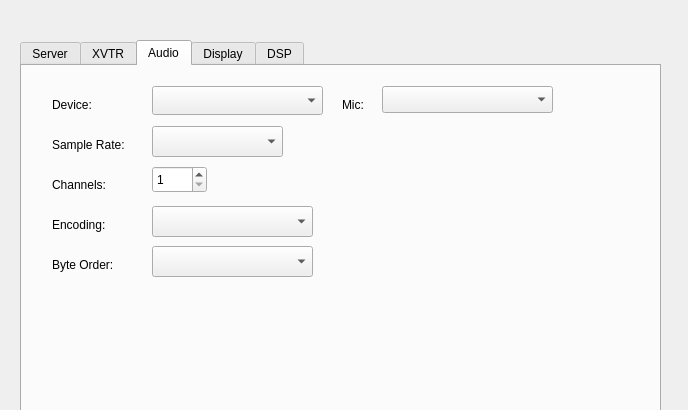
Old version of the form trunk/src/QtRadio/Configure.ui in the repository alexlee188/ghpsdr3-alex.
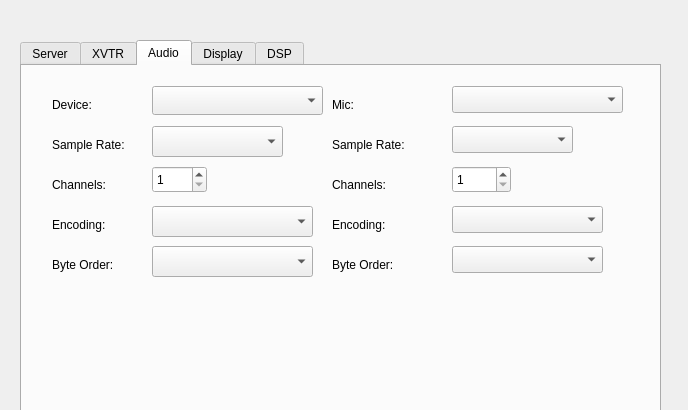
New version of the form. The open tabs and pages were chosen to show the change.

Commit message: GUI for selecting Mic device with samplerate, channels and Endian

Patch:
```diff
--- a/trunk/src/QtRadio/Configure.ui
+++ b/trunk/src/QtRadio/Configure.ui
@@ -414,7 +414,7 @@
     <widget class="QLabel" name="label_28">
      <property name="geometry">
       <rect>
-       <x>320</x>
+       <x>310</x>
        <y>30</y>
        <width>41</width>
        <height>17</height>
@@ -427,13 +427,111 @@
     <widget class="QComboBox" name="MicComboBox">
      <property name="geometry">
       <rect>
-       <x>360</x>
+       <x>430</x>
        <y>20</y>
        <width>171</width>
        <height>27</height>
       </rect>
      </property>
     </widget>
+    <widget class="QLabel" name="label_29">
+     <property name="geometry">
+      <rect>
+       <x>310</x>
+       <y>70</y>
+       <width>91</width>
+       <height>17</height>
+      </rect>
+     </property>
+     <property name="text">
+      <string>Sample Rate:</string>
+     </property>
+    </widget>
+    <widget class="QComboBox" name="MicSampleRateComboBox">
+     <property name="geometry">
+      <rect>
+       <x>430</x>
+       <y>60</y>
+       <width>121</width>
+       <height>27</height>
+      </rect>
+     </property>
+    </widget>
+    <widget class="QLabel" name="label_30">
+     <property name="geometry">
+      <rect>
+       <x>310</x>
+       <y>110</y>
+       <width>71</width>
+       <height>17</height>
+      </rect>
+     </property>
+     <property name="text">
+      <string>Channels:</string>
+     </property>
+    </widget>
+    <widget class="QSpinBox" name="MicChannelsSpinBox">
+     <property name="geometry">
+      <rect>
+       <x>430</x>
+       <y>100</y>
+       <width>59</width>
+       <height>27</height>
+      </rect>
+     </property>
+     <property name="minimum">
+      <number>1</number>
+     </property>
+     <property name="maximum">
+      <number>2</number>
+     </property>
+    </widget>
+    <widget class="QLabel" name="label_31">
+     <property name="geometry">
+      <rect>
+       <x>310</x>
+       <y>190</y>
+       <width>81</width>
+       <height>17</height>
+      </rect>
+     </property>
+     <property name="text">
+      <string>Byte Order:</string>
+     </property>
+    </widget>
+    <widget class="QLabel" name="label_32">
+     <property name="geometry">
+      <rect>
+       <x>310</x>
+       <y>150</y>
+       <width>71</width>
+       <height>17</height>
+      </rect>
+     </property>
+     <property name="text">
+      <string>Encoding:</string>
+     </property>
+    </widget>
+    <widget class="QComboBox" name="MicEncodingComboBox">
+     <property name="geometry">
+      <rect>
+       <x>430</x>
+       <y>140</y>
+       <width>151</width>
+       <height>27</height>
+      </rect>
+     </property>
+    </widget>
+    <widget class="QComboBox" name="MicOrderComboBox">
+     <property name="geometry">
+      <rect>
+       <x>430</x>
+       <y>180</y>
+       <width>151</width>
+       <height>27</height>
+      </rect>
+     </property>
+    </widget>
    </widget>
    <widget class="QWidget" name="Display">
     <attribute name="title">
```
Left out of the diff: 2 changed lines with no effect on the pictures. The commit also changes 8 other files.
